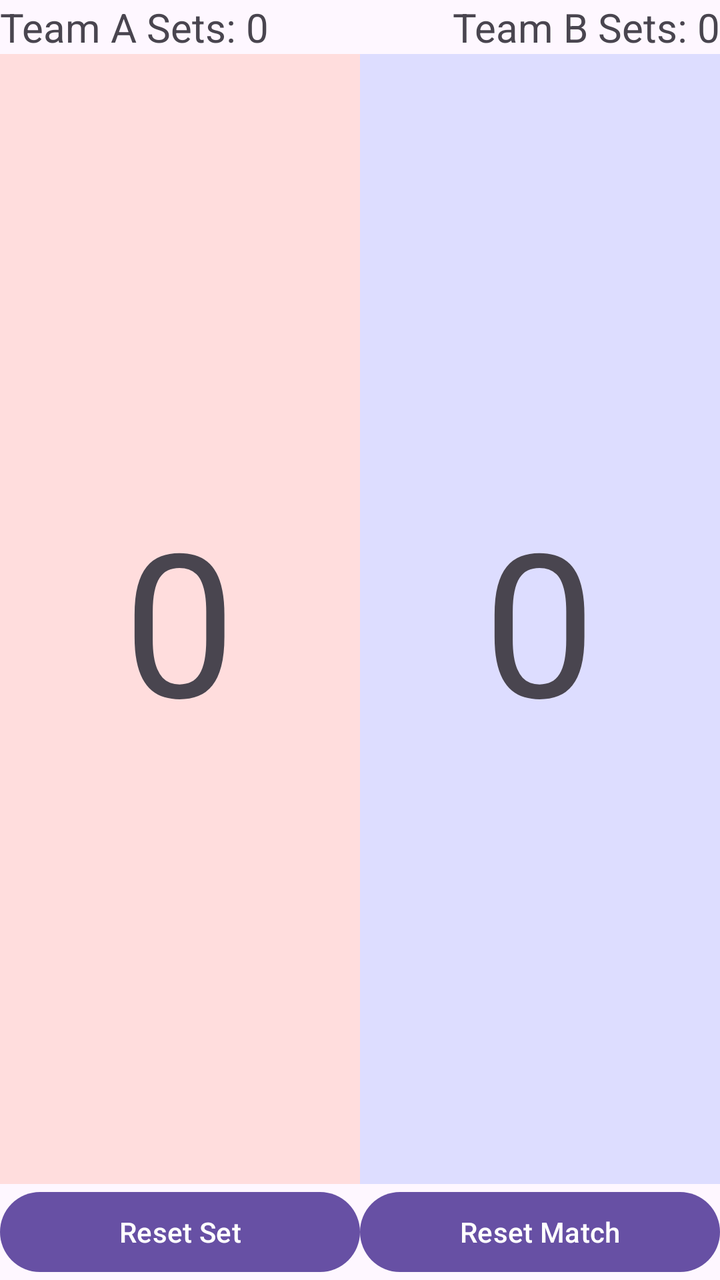
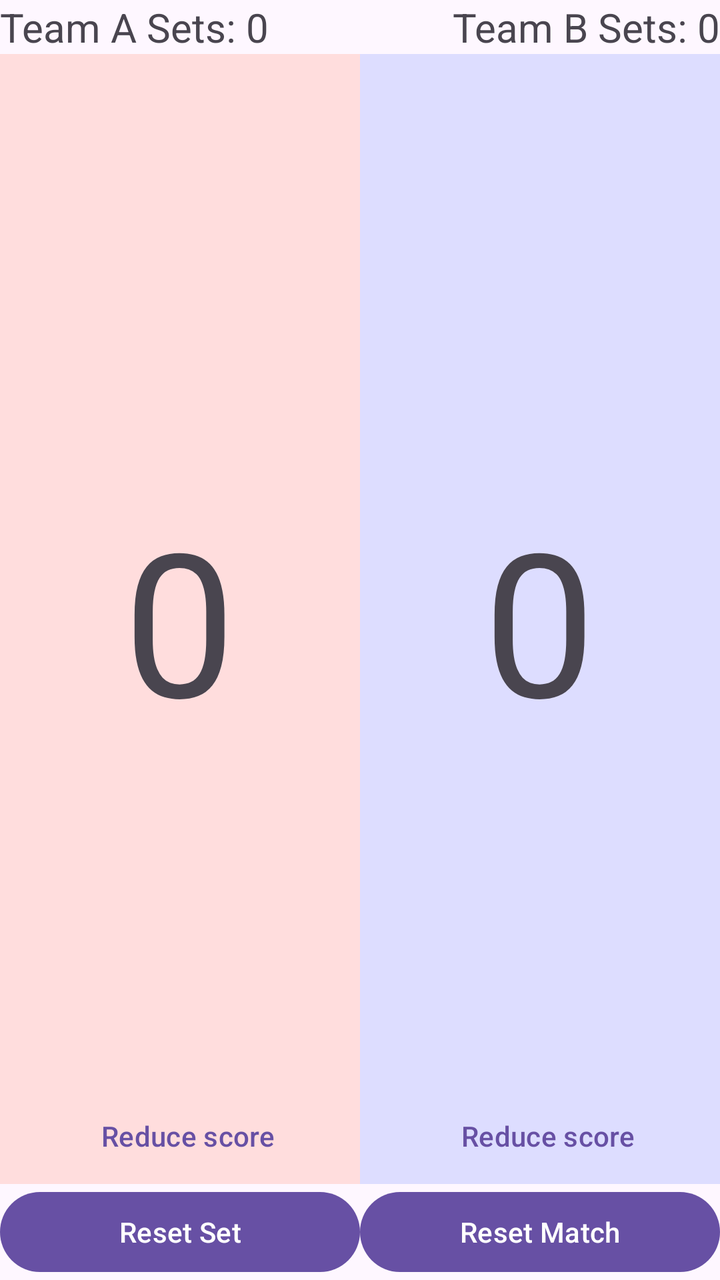

Before-and-after screenshots of an Android layout around one commit, followed by the original layout XML and the change that was made.
<!-- AndroidManifest.xml: application theme Theme.Scoreboard -->
<!-- res/layout/activity_main.xml -->
<?xml version="1.0" encoding="utf-8"?>
<androidx.constraintlayout.widget.ConstraintLayout
    xmlns:android="http://schemas.android.com/apk/res/android"
    xmlns:app="http://schemas.android.com/apk/res-auto"
    android:layout_width="match_parent"
    android:layout_height="match_parent">

    
    <TextView
        android:id="@+id/team_a_sets"
        android:layout_width="0dp"
        android:layout_height="wrap_content"
        android:text="Team A Sets: 0"
        android:textSize="20sp"
        app:layout_constraintEnd_toStartOf="@+id/team_b_sets"
        app:layout_constraintStart_toStartOf="parent"
        app:layout_constraintTop_toTopOf="parent"
        app:layout_constraintWidth_percent="0.5" />

    <TextView
        android:id="@+id/team_b_sets"
        android:layout_width="0dp"
        android:layout_height="wrap_content"
        android:text="Team B Sets: 0"
        android:textAlignment="textEnd"
        android:textSize="20sp"
        app:layout_constraintEnd_toEndOf="parent"
        app:layout_constraintStart_toEndOf="@+id/team_a_sets"
        app:layout_constraintTop_toTopOf="parent"
        app:layout_constraintWidth_percent="0.5" />

    
    <LinearLayout
        android:id="@+id/scoreboard_area"
        android:layout_width="match_parent"
        android:layout_height="0dp"
        android:orientation="horizontal"
        app:layout_constraintBottom_toTopOf="@+id/reset_buttons_area"
        app:layout_constraintEnd_toEndOf="parent"
        app:layout_constraintStart_toStartOf="parent"
        app:layout_constraintTop_toBottomOf="@+id/team_a_sets">

        
        <LinearLayout
            android:id="@+id/team_a_score_area"
            android:layout_width="0dp"
            android:layout_height="match_parent"
            android:layout_weight="1"
            android:background="#FFDDDD"
            android:gravity="center"
            android:orientation="vertical">

            <TextView
                android:id="@+id/team_a_score"
                android:layout_width="wrap_content"
                android:layout_height="wrap_content"
                android:text="0"
                android:textSize="100sp" />

        </LinearLayout>

        
        <LinearLayout
            android:id="@+id/team_b_score_area"
            android:layout_width="0dp"
            android:layout_height="match_parent"
            android:layout_weight="1"
            android:background="#DDDDFF"
            android:gravity="center"
            android:orientation="vertical">

            <TextView
                android:id="@+id/team_b_score"
                android:layout_width="wrap_content"
                android:layout_height="wrap_content"
                android:text="0"
                android:textSize="100sp" />

        </LinearLayout>

    </LinearLayout>

    
    <LinearLayout
        android:id="@+id/reset_buttons_area"
        android:layout_width="match_parent"
        android:layout_height="wrap_content"
        android:orientation="horizontal"
        app:layout_constraintBottom_toBottomOf="parent"
        app:layout_constraintEnd_toEndOf="parent"
        app:layout_constraintStart_toStartOf="parent">

        <Button
            android:id="@+id/reset_set_button"
            android:layout_width="0dp"
            android:layout_height="wrap_content"
            android:layout_weight="1"
            android:text="Reset Set" />

        <Button
            android:id="@+id/reset_match_button"
            android:layout_width="0dp"
            android:layout_height="wrap_content"
            android:layout_weight="1"
            android:text="Reset Match" />

    </LinearLayout>

</androidx.constraintlayout.widget.ConstraintLayout>
<!-- resources referenced by this layout -->
<resources>
  <style name="Theme.Scoreboard" parent="Base.Theme.Scoreboard" />
  <style name="Base.Theme.Scoreboard" parent="Theme.Material3.DayNight.NoActionBar">
          
          
      </style>
</resources>

<!-- the commit's change to res/layout/activity_main.xml (unified diff, before → after) -->
@@ -1,6 +1,5 @@
 <?xml version="1.0" encoding="utf-8"?>
-<androidx.constraintlayout.widget.ConstraintLayout
-    xmlns:android="http://schemas.android.com/apk/res/android"
+<androidx.constraintlayout.widget.ConstraintLayout xmlns:android="http://schemas.android.com/apk/res/android"
     xmlns:app="http://schemas.android.com/apk/res-auto"
     android:layout_width="match_parent"
     android:layout_height="match_parent">
@@ -80,6 +79,34 @@
 
     </LinearLayout>
 
+    <LinearLayout
+        android:id="@+id/minus_buttons_area"
+        style="?android:attr/buttonBarStyle"
+        android:layout_width="match_parent"
+        android:layout_height="wrap_content"
+        android:orientation="horizontal"
+        app:layout_constraintBottom_toTopOf="@+id/reset_buttons_area"
+        app:layout_constraintEnd_toEndOf="parent"
+        app:layout_constraintStart_toStartOf="parent">
+
+        <Button
+            android:id="@+id/button_minus_a"
+            style="?android:attr/buttonBarButtonStyle"
+            android:layout_width="0dp"
+            android:layout_height="wrap_content"
+            android:layout_weight="1"
+            android:text="@string/reduce_score" />
+
+        <Button
+            android:id="@+id/button_minus_b"
+            style="?android:attr/buttonBarButtonStyle"
+            android:layout_width="0dp"
+            android:layout_height="wrap_content"
+            android:layout_weight="1"
+            android:text="@string/reduce_score" />
+
+    </LinearLayout>
+
     
     <LinearLayout
         android:id="@+id/reset_buttons_area"
<!-- resource entries referenced after the edit -->
@@ -1,5 +1,6 @@
 <!-- resources referenced by this layout -->
 <resources>
+  <string name="reduce_score">Reduce score</string>
   <style name="Theme.Scoreboard" parent="Base.Theme.Scoreboard" />
   <style name="Base.Theme.Scoreboard" parent="Theme.Material3.DayNight.NoActionBar">
           
